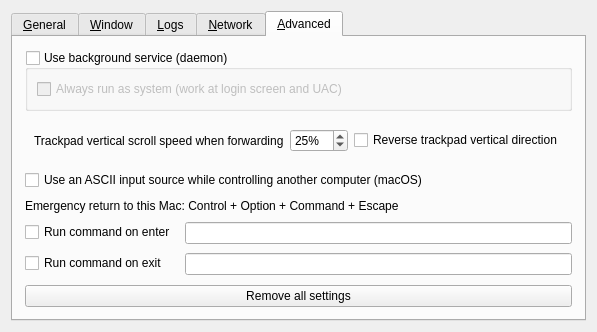
This is src/lib/gui/dialogs/SettingsDialog.ui in gotahu/deskflow-logi-jis as Qt 5 draws it before an edit. The edited form follows.
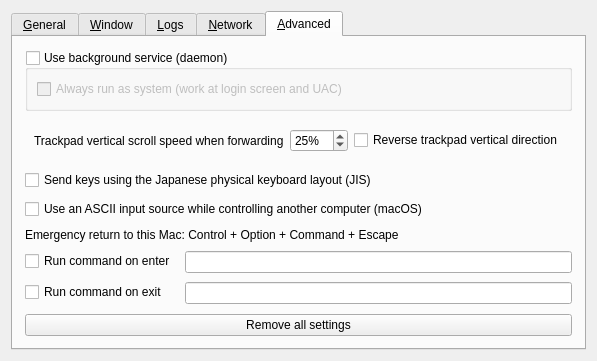
This is the edited form. The open tabs and pages were chosen to show the change. Icons and pictures are not drawn.

Commit message: Pin Mac physical symbols and Windows receiving layout to JIS independently of IME

What changed in the file:
```diff
--- a/src/lib/gui/dialogs/SettingsDialog.ui
+++ b/src/lib/gui/dialogs/SettingsDialog.ui
@@ -813,6 +813,12 @@
          </layout>
         </widget>
        </item>
+       <item>
+        <widget class="QCheckBox" name="cbForceJapaneseLayout">
+         <property name="text"><string>Send keys using the Japanese physical keyboard layout (JIS)</string></property>
+         <property name="toolTip"><string>Keeps JIS symbols and the transmitted language fixed to Japanese regardless of the active Mac input source.</string></property>
+        </widget>
+       </item>
        <item>
         <widget class="QCheckBox" name="cbSwitchToAsciiOnLeave">
          <property name="toolTip">
```
The commit also changes 16 other files.
